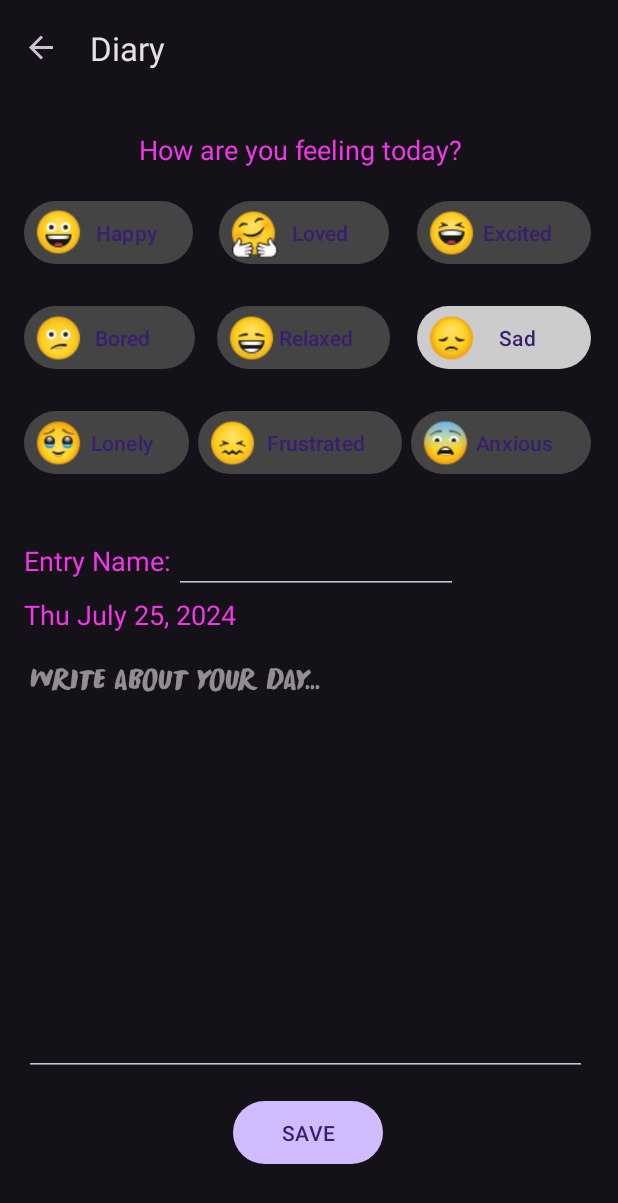
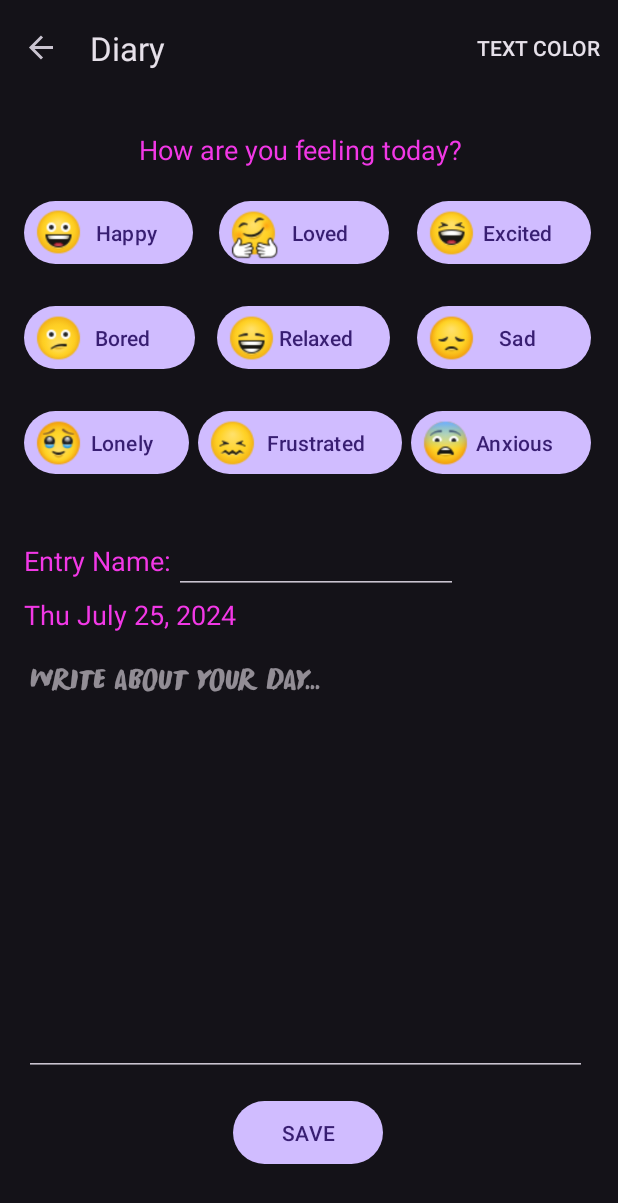
Before and after one commit to KoukiVu/Vital-Time, an Android app: the moodAndJournal screen opened through its navigation route, after a tap on "Sad", on a phone screen of 412 x 824 dp. Shown: the top 1203 px of the screen. Run offline under Robolectric (Android 15) with nearby library versions, the phone set to English and light mode, and no system bars; our stand-ins replace Firebase (no records; nobody signed in at launch, a user with empty details on screens opened directly), navigation-ui; libraries missing offline, so code that uses them is left out: com.google.ai.client, yuku.ambilwarna; Roboto replaces fonts that are not available here; 4 statements that could not run were skipped.

Commit message:
fixed colors of buttons and a couple tweaks

```diff
--- a/app/src/main/java/com/example/vitaltime/moodAndJournal.java
+++ b/app/src/main/java/com/example/vitaltime/moodAndJournal.java
@@ -1,8 +1,11 @@
 package com.example.vitaltime;
 
+import android.content.SharedPreferences;
 import android.graphics.Color;
 import android.graphics.Typeface;
 import android.os.Bundle;
+import android.preference.PreferenceManager;
+import android.view.*;
 import android.os.Handler;
 import android.os.Looper;
 import android.view.LayoutInflater;
@@ -29,10 +32,15 @@ import com.google.ai.client.generativeai.type.GenerateContentResponse;
 import com.google.common.util.concurrent.FutureCallback;
 import com.google.common.util.concurrent.Futures;
 import com.google.common.util.concurrent.ListenableFuture;
+import yuku.ambilwarna.AmbilWarnaDialog;
+
 import java.util.concurrent.Executor;
 
 
 public class moodAndJournal extends Fragment {
+
+    private MenuItem item;
+    int defaultColor = Color.WHITE;
 
     private MoodJournalBinding binding;
     private Button happyButton, sadButton, excitedButton, boredButton, frustratedButton, lovedButton,
@@ -46,6 +54,46 @@ public class moodAndJournal extends Fragment {
 
         binding = MoodJournalBinding.inflate(inflater, container, false);
         return binding.getRoot();
+    }
+
+    @Override
+    public void onCreate(Bundle savedInstanceState) {
+        super.onCreate(savedInstanceState);
+        setHasOptionsMenu(true);
+    }
+
+
+    @Override
+    public boolean onOptionsItemSelected(MenuItem item) {
+        if (item.getItemId() == R.id.action_change_color) {
+            openColorPicker();
+            return true;
+        }
+        else {
+            return super.onOptionsItemSelected(item);
+        }
+    }
+
+    @Override
+    public void onCreateOptionsMenu(Menu menu, MenuInflater inflater) {
+        inflater.inflate(R.menu.edit_menu, menu);
+
+        super.onCreateOptionsMenu(menu, inflater);
+    }
+
+    private void openColorPicker() {
+        AmbilWarnaDialog colorPicker = new AmbilWarnaDialog(requireContext(), defaultColor, new AmbilWarnaDialog.OnAmbilWarnaListener() {
+            @Override
+            public void onCancel(AmbilWarnaDialog dialog) {
+                // Do nothing on cancel
+            }
+            @Override
+            public void onOk(AmbilWarnaDialog dialog, int color) {
+                defaultColor = color;
+                binding.editTextDiaryContent.setTextColor(defaultColor);
+            }
+        });
+        colorPicker.show();
     }
 
 
@@ -156,9 +204,47 @@ public class moodAndJournal extends Fragment {
     }
 
     //Changes the color of a button
-    private void colorChange(Button button, int color) {
+    private void colorChange(Button button, boolean clicked) {
 
-        button.setBackgroundColor(color);
+
+        SharedPreferences prefs = PreferenceManager.getDefaultSharedPreferences(requireContext());
+        int themeId = prefs.getInt("theme", R.style.Theme_VitalTime);
+
+        if (themeId == R.style.VitalTime_Light) {
+            button.setTextColor(getResources().getColor(R.color.lightText));
+            if (clicked)
+                button.setBackgroundColor(getResources().getColor(R.color.lightMid));
+            else
+                button.setBackgroundColor(getResources().getColor(R.color.lightSecondary));
+        }
+        else if (themeId == R.style.VitalTime_Coffee) {
+            button.setTextColor(getResources().getColor(R.color.coffeeText));
+            if (clicked)
+                button.setBackgroundColor(getResources().getColor(R.color.coffeeDark));
+            else
+                button.setBackgroundColor(getResources().getColor(R.color.coffeeSecondary));
+        }
+        else if (themeId == R.style.VitalTime_Dark) {
+            button.setTextColor(getResources().getColor(R.color.darkText));
+            if (clicked)
+                button.setBackgroundColor(getResources().getColor(R.color.darkMid));
+            else
+                button.setBackgroundColor(getResources().getColor(R.color.darkSecondary));
+        }
+        else if (themeId == R.style.VitalTime_Pastel) {
+            button.setTextColor(getResources().getColor(R.color.pastelText));
+            if (clicked)
+                button.setBackgroundColor(getResources().getColor(R.color.pastelSecondary));
+            else
+                button.setBackgroundColor(getResources().getColor(R.color.pastelPink));
+        }
+        else if (themeId == R.style.VitalTime_Midnight) {
+            button.setTextColor(getResources().getColor(R.color.midnightText));
+            if (clicked)
+                button.setBackgroundColor(getResources().getColor(R.color.black));
+            else
+                button.setBackgroundColor(getResources().getColor(R.color.midnightSecondary));
+        }
     }
 
     //Implementation of when a mood is clicked
@@ -168,9 +254,9 @@ public class moodAndJournal extends Fragment {
                 TextView textView = binding.editTextDiaryContent;
                 Map<Button,Typeface> fonts = Fonts();
                 textView.setTypeface(fonts.get(button));
-                colorChange(button, Color.LTGRAY);
+                colorChange(button, true);
                 selectedButton = button;
-            } else {  colorChange(button, Color.DKGRAY); }
+            } else {  colorChange(button, false); }
         }
     }
 
--- a/app/src/main/res/menu/edit_menu.xml
+++ b/app/src/main/res/menu/edit_menu.xml
@@ -4,6 +4,5 @@
     <item
             android:id="@+id/action_change_color"
             android:title="Text Color"
-            app:showAsAction="never"/>
-
+            app:showAsAction="ifRoom"/>
 </menu>
```
